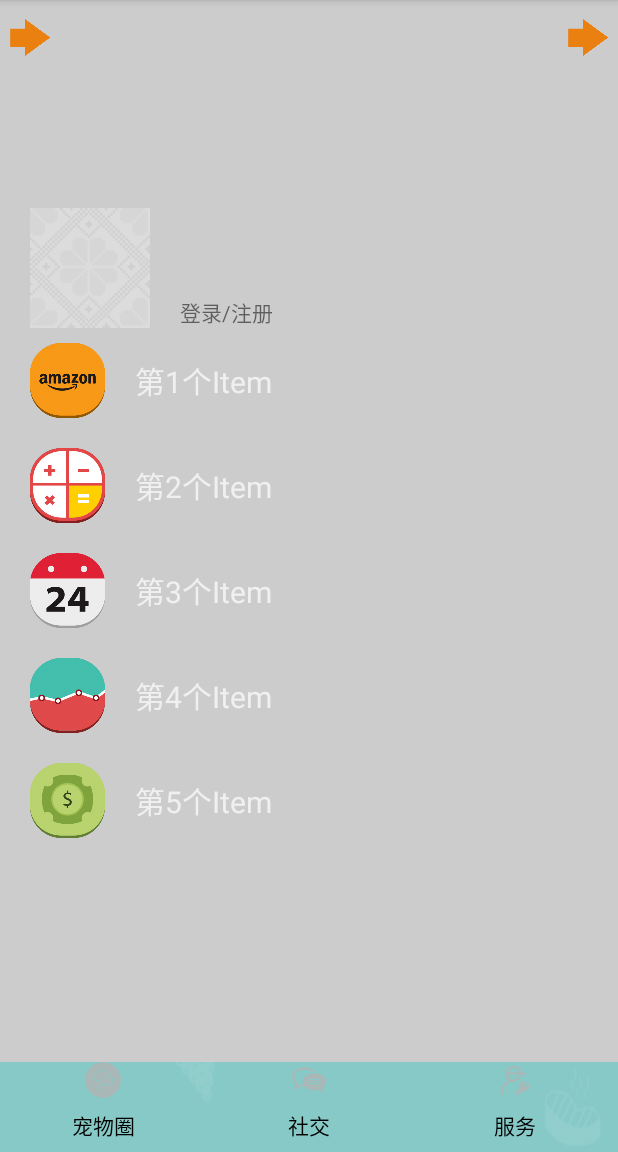
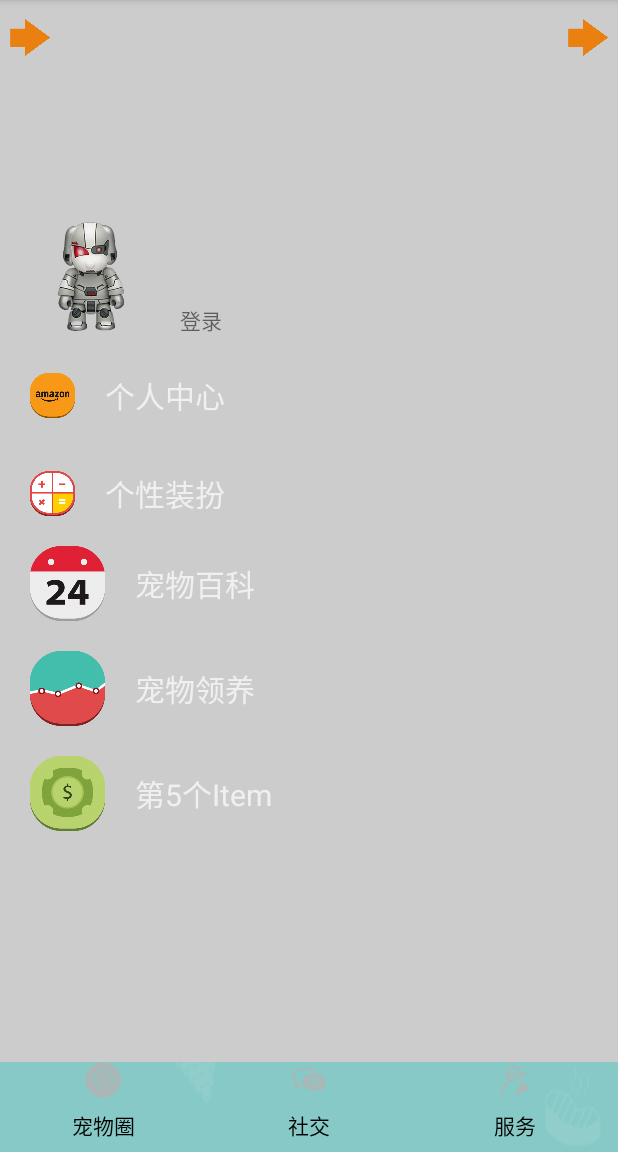
Before and after one commit to luxiansenv5/MengMeng, an Android app: the fragment MenuLeftFragment placed in its activity, on a phone screen of 412 x 824 dp, the part 84-1236 px from its top. Run offline under Robolectric (Android 15) with nearby library versions, the phone set to English and light mode, and no system bars; our stand-ins replace ButterKnife; libraries missing offline, so code that uses them is left out: org.xutils, org.xutils.common, org.xutils.http, org.xutils.x; 2 statements that could not run were skipped.

Commit message:
anthor:lyc desc:整合代码

```diff
--- a/app/src/main/java/com/example/mengmeng/activity/DynamicMainActivity.java
+++ b/app/src/main/java/com/example/mengmeng/activity/DynamicMainActivity.java
@@ -9,7 +9,9 @@ import android.support.v7.app.AppCompatActivity;
 import android.os.Bundle;
 import android.view.Gravity;
 import android.view.View;
+import android.widget.Button;
 import android.widget.RadioButton;
+import android.widget.TextView;
 
 
 import com.example.mengmeng.fragment.CommunicateFragment;
@@ -17,7 +19,7 @@ import com.example.mengmeng.fragment.PetringFragement;
 import com.example.mengmeng.fragment.ServiceFragement;
 import com.nineoldandroids.view.ViewHelper;
 
-public class DynamicMainActivity extends AppCompatActivity {
+public class DynamicMainActivity extends AppCompatActivity implements View.OnClickListener  {
 
     Fragment[] fragments;
     PetringFragement petringFragement;//主页
@@ -31,6 +33,13 @@ public class DynamicMainActivity extends AppCompatActivity {
     //private DrawerLayout drawer;
 
     private DrawerLayout mDrawerLayout;
+
+
+    private Button OpenRightMenu;
+    private Button OpenLeftMenu;
+    private TextView sign;
+    //private TextView register;
+
 
     @Override
     protected void onCreate(Bundle savedInstanceState) {
@@ -53,8 +62,18 @@ public class DynamicMainActivity extends AppCompatActivity {
         getSupportFragmentManager().beginTransaction().add(R.id.fl_content, fragments[0]).commit();
         //初始时，按钮1选中
         tabs[0].setSelected(true);
+
+        ((Button) findViewById(R.id.OpenLeftMenu)).setOnClickListener(this);
+        OpenRightMenu = ((Button) findViewById(R.id.OpenRightMenu));
+        OpenRightMenu.setOnClickListener(this);
+        sign = ((TextView) findViewById(R.id.sign));
+        sign.setOnClickListener(this);
+//        register = ((TextView) findViewById(R.id.register));
+//        register.setOnClickListener(this);
+
         initView();
         initEvents();
+
     }
 
 
@@ -108,18 +127,18 @@ public class DynamicMainActivity extends AppCompatActivity {
 
 
 
-    public void OpenRightMenu(View view)
-    {
-        mDrawerLayout.openDrawer(Gravity.RIGHT);
-        mDrawerLayout.setDrawerLockMode(DrawerLayout.LOCK_MODE_UNLOCKED,
-                Gravity.RIGHT);
-    }
-    public void OpenLeftMenu(View view)
-    {
-        mDrawerLayout.openDrawer(Gravity.LEFT);
-        mDrawerLayout.setDrawerLockMode(DrawerLayout.LOCK_MODE_UNLOCKED,
-                Gravity.LEFT);
-    }
+//    public void OpenRightMenu(View view)
+//    {
+//        mDrawerLayout.openDrawer(Gravity.RIGHT);
+//        mDrawerLayout.setDrawerLockMode(DrawerLayout.LOCK_MODE_UNLOCKED,
+//                Gravity.RIGHT);
+//    }
+//    public void OpenLeftMenu(View view)
+//    {
+//        mDrawerLayout.openDrawer(Gravity.LEFT);
+//        mDrawerLayout.setDrawerLockMode(DrawerLayout.LOCK_MODE_UNLOCKED,
+//                Gravity.LEFT);
+//    }
     private void initEvents()
     {
         mDrawerLayout.setDrawerListener(new DrawerLayout.DrawerListener()
@@ -175,8 +194,7 @@ public class DynamicMainActivity extends AppCompatActivity {
             @Override
             public void onDrawerClosed(View drawerView)
             {
-                mDrawerLayout.setDrawerLockMode(
-                        DrawerLayout.LOCK_MODE_LOCKED_CLOSED, Gravity.RIGHT);
+                mDrawerLayout.setDrawerLockMode(DrawerLayout.LOCK_MODE_LOCKED_CLOSED, Gravity.RIGHT);
             }
         });
     }
@@ -188,7 +206,26 @@ public class DynamicMainActivity extends AppCompatActivity {
                 Gravity.RIGHT);
     }
 
+    @Override
+    public void onClick(View v) {
+        switch (v.getId()) {
+            case R.id.OpenRightMenu:
+                mDrawerLayout.openDrawer(Gravity.RIGHT);
+                mDrawerLayout.setDrawerLockMode(DrawerLayout.LOCK_MODE_UNLOCKED,
+                        Gravity.RIGHT);
+                break;
+
+            case R.id.OpenLeftMenu:
+                mDrawerLayout.openDrawer(Gravity.LEFT);
+                mDrawerLayout.setDrawerLockMode(DrawerLayout.LOCK_MODE_UNLOCKED,
+                        Gravity.LEFT);
+                break;
+            case R.id.sign:
+                Intent intent = new Intent(DynamicMainActivity.this,LoginActivity.class);
+                startActivity(intent);
+                break;
 
 
-
+        }
+    }
 }
--- a/app/src/main/java/com/example/mengmeng/fragment/MenuLeftFragment.java
+++ b/app/src/main/java/com/example/mengmeng/fragment/MenuLeftFragment.java
@@ -24,7 +24,7 @@ public class MenuLeftFragment extends Fragment {
         @Override
     public View onCreateView(LayoutInflater inflater, ViewGroup container, Bundle savedInstanceState) {
         // Inflate the layout for this fragment
-            return inflater.inflate(R.layout.layout_menu, container, false);
+           return inflater.inflate(R.layout.layout_menu, container, false);
 
         }
 
--- a/app/src/main/res/layout/activity_dynamic_main.xml
+++ b/app/src/main/res/layout/activity_dynamic_main.xml
@@ -15,19 +15,21 @@
         android:background="@drawable/img_main_background"
         >
         <Button
+            android:id="@+id/OpenRightMenu"
             android:layout_width="40dp"
             android:layout_height="30dp"
             android:layout_marginTop="10dp"
             android:layout_alignParentRight="true"
             android:background="@drawable/youce"
-            android:onClick="OpenRightMenu" />
+            />
         <Button
+            android:id="@+id/OpenLeftMenu"
             android:layout_width="40dp"
             android:layout_height="30dp"
             android:layout_marginTop="10dp"
             android:layout_alignParentLeft="true"
             android:background="@drawable/youce"
-            android:onClick="OpenLeftMenu" />
+            />
         <View
             android:id="@+id/struct"
             android:background="#f00"
--- a/app/src/main/res/layout/layout_menu.xml
+++ b/app/src/main/res/layout/layout_menu.xml
@@ -27,25 +27,31 @@
                 android:id="@+id/title"
                 android:layout_width="120dp"
                 android:layout_height="80dp"
+                android:layout_alignParentTop="true"
                 android:layout_alignParentLeft="true"
-                android:src="@drawable/title"/>
+                android:src="@drawable/robotdog"/>
             <TextView
-                android:id="@+id/denglu"
+                android:id="@+id/sign"
                 android:layout_width="wrap_content"
                 android:layout_height="wrap_content"
                 android:layout_toRightOf="@+id/title"
                 android:layout_alignBottom="@+id/title"
-                android:text="登录/"
+                android:visibility="visible"
+                android:text="登录"
                 />
-            <TextView
-                android:layout_width="wrap_content"
-                android:layout_height="wrap_content"
-                android:layout_toRightOf="@+id/denglu"
-                android:layout_alignBottom="@+id/title"
-                android:text="注册"
-                />
+            <!--<TextView-->
+                <!--android:id="@+id/register"-->
+                <!--android:layout_width="wrap_content"-->
+                <!--android:layout_height="wrap_content"-->
+                <!--android:layout_toRightOf="@+id/sign"-->
+                <!--android:layout_alignBottom="@+id/title"-->
+                <!--android:text="注册"-->
+                <!--/>-->
 
         </RelativeLayout>
+
+
+
 
         <RelativeLayout
             android:layout_width="match_parent"
@@ -53,11 +59,11 @@
 
             <ImageView
                 android:id="@+id/one"
-                android:layout_width="50dp"
-                android:layout_height="50dp"
+                android:layout_width="30dp"
+                android:layout_height="30dp"
                 android:layout_centerVertical="true"
                 android:layout_marginLeft="20dp"
-                android:layout_marginTop="20dp"
+                android:layout_marginTop="50dp"
                 android:src="@drawable/img_1" />
 
             <TextView
@@ -66,7 +72,7 @@
                 android:layout_centerVertical="true"
                 android:layout_marginLeft="20dp"
                 android:layout_toRightOf="@id/one"
-                android:text="第1个Item"
+                android:text="个人中心"
                 android:textColor="#f0f0f0"
                 android:textSize="20sp" />
         </RelativeLayout>
@@ -78,8 +84,8 @@
 
             <ImageView
                 android:id="@+id/two"
-                android:layout_width="50dp"
-                android:layout_height="50dp"
+                android:layout_width="30dp"
+                android:layout_height="30dp"
                 android:layout_centerVertical="true"
                 android:layout_marginLeft="20dp"
                 android:layout_marginTop="20dp"
@@ -91,7 +97,7 @@
                 android:layout_centerVertical="true"
                 android:layout_marginLeft="20dp"
                 android:layout_toRightOf="@id/two"
-                android:text="第2个Item"
+                android:text="个性装扮"
                 android:textColor="#f0f0f0"
                 android:textSize="20sp" />
         </RelativeLayout>
@@ -115,7 +121,7 @@
                 android:layout_centerVertical="true"
                 android:layout_marginLeft="20dp"
                 android:layout_toRightOf="@id/three"
-                android:text="第3个Item"
+                android:text="宠物百科"
                 android:textColor="#f0f0f0"
                 android:textSize="20sp" />
         </RelativeLayout>
@@ -139,7 +145,7 @@
                 android:layout_centerVertical="true"
                 android:layout_marginLeft="20dp"
                 android:layout_toRightOf="@id/four"
-                android:text="第4个Item"
+                android:text="宠物领养"
                 android:textColor="#f0f0f0"
                 android:textSize="20sp" />
         </RelativeLayout>
```
Also changed, not shown: app/src/main/AndroidManifest.xml (+5 -4 lines), app/src/main/java/com/example/mengmeng/activity/LoginActivity.java (added, +170 -0 lines), app/src/main/java/com/example/mengmeng/activity/RegisterActivity.java (added, +194 -0 lines), app/src/main/res/layout/activity_login.xml (added, +54 -0 lines), app/src/main/res/layout/activity_main.xml (+6 -2 lines), app/src/main/res/layout/activity_register.xml (added, +85 -0 lines), app/src/main/res/drawable-hdpi/robotdog.png (added).
